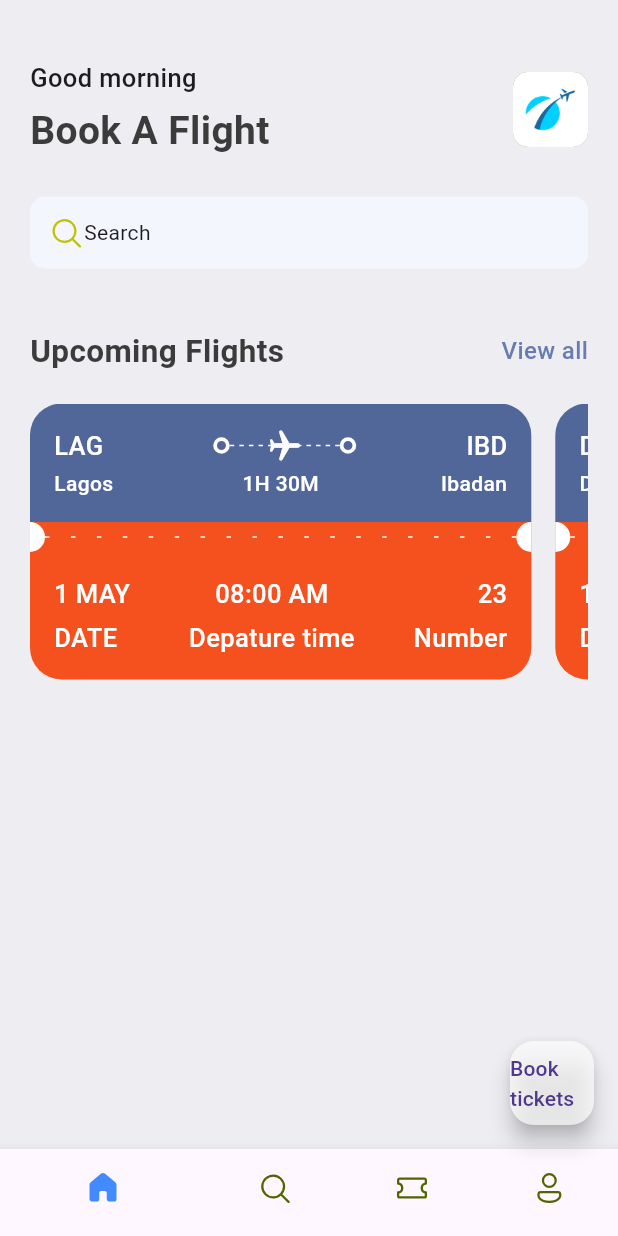
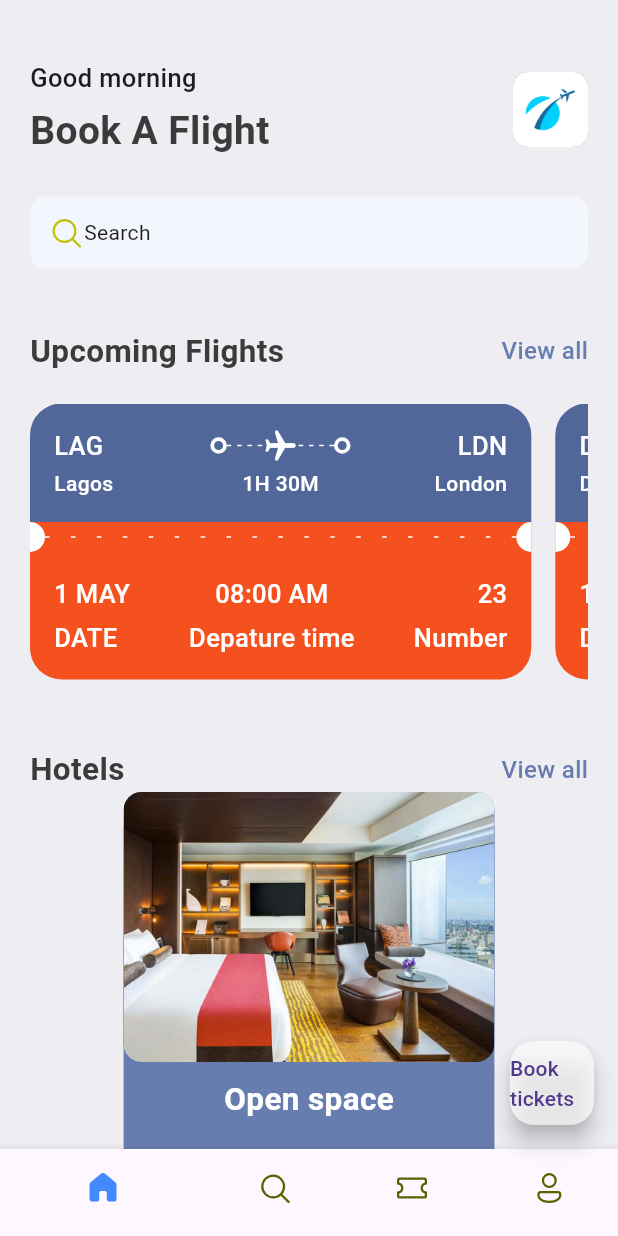
Before and after one commit to koreyakorede/ticketapp, a Flutter app: the screen it shows after launch, on a phone screen of 412 x 824 dp. Run offline on Flutter 3.47's test engine with Material 3 defaults, Android fonts, the phone set to English and light mode, and no system bars; our stand-ins replace fluentui_icons.

Commit message:
committing hotel view to repo

```diff
--- /dev/null
+++ b/lib/base/res/styles/media.dart
@@ -0,0 +1,5 @@
+class AppMedia {
+  static const _baseImage = 'assets/images';
+  static const logo = '$_baseImage/logo.png';
+  static const hotelRoom = '$_baseImage/hotel_room.png';
+}
--- a/lib/base/utils/all_json.dart
+++ b/lib/base/utils/all_json.dart
@@ -1,7 +1,7 @@
 List<Map<String, dynamic>> ticketList = [
   {
     'from': {'code': "LAG", 'name': "Lagos"},
-    'to': {'code': "IBD", 'name': "Ibadan"},
+    'to': {'code': "LDN", 'name': "London"},
     'flying_time': '1H 30M',
     'date': "1 MAY",
     'departure_time': "08:00 AM",
--- a/lib/base/widgets/app_double_texts.dart
+++ b/lib/base/widgets/app_double_texts.dart
@@ -1,6 +1,5 @@
 import 'package:flutter/material.dart';
 import 'package:flutter_application_1/base/res/styles/app_styles.dart';
-import 'package:flutter_application_1/screens/all_tickets.dart';
 
 class AppDoubleText extends StatelessWidget {
   const AppDoubleText(
@@ -15,13 +14,7 @@ class AppDoubleText extends StatelessWidget {
       children: [
         Text(bigText, style: AppStyles.headLineStyle2),
         InkWell(
-          onTap: () {
-            Navigator.push(
-                context,
-                MaterialPageRoute(
-                  builder: (BuildContext context) => const AllTickets(),
-                ));
-          },
+          onTap: () => Navigator.pushNamed(context, 'all_tickets'),
           child: Text(smallText,
               style:
                   AppStyles.textstyle.copyWith(color: AppStyles.primaryColor)),
--- a/lib/main.dart
+++ b/lib/main.dart
@@ -1,5 +1,6 @@
 import 'package:flutter/material.dart';
 import 'package:flutter_application_1/base/bottom_nav_bar.dart';
+import 'package:flutter_application_1/screens/all_tickets.dart';
 
 void main() => runApp(const MyApp());
 
@@ -11,6 +12,7 @@ class MyApp extends StatelessWidget {
     return MaterialApp(
       debugShowCheckedModeBanner: false,
       home: BottomNavBar(),
+      routes: {'all_tickets': (context) => AllTickets()},
     );
   }
 }
--- a/lib/screens/home_screen.dart
+++ b/lib/screens/home_screen.dart
@@ -3,6 +3,7 @@ import 'package:flutter/material.dart';
 import 'package:flutter_application_1/base/utils/all_json.dart';
 import 'package:flutter_application_1/base/widgets/app_double_texts.dart';
 import 'package:flutter_application_1/base/widgets/ticket_view.dart';
+import 'package:flutter_application_1/screens/widgets/hotel.dart';
 import '../base/res/styles/app_styles.dart';
 
 class HomeScreen extends StatefulWidget {
@@ -75,7 +76,10 @@ class _HomeScreenState extends State<HomeScreen> {
                         children: ticketList
                             .map((singleTicket) =>
                                 TicketView(ticket: singleTicket))
-                            .toList()))
+                            .toList())),
+                const SizedBox(height: 40),
+                AppDoubleText(bigText: 'Hotels', smallText: 'View all'),
+                Hotel()
               ])),
         ],
       ),
--- /dev/null
+++ b/lib/screens/widgets/hotel.dart
@@ -0,0 +1,37 @@
+import 'package:flutter/material.dart';
+import 'package:flutter_application_1/base/res/styles/app_styles.dart';
+import 'package:flutter_application_1/base/res/styles/media.dart';
+
+class Hotel extends StatelessWidget {
+  const Hotel({super.key});
+
+  @override
+  Widget build(BuildContext context) {
+    final size = MediaQuery.of(context).size;
+    return Container(
+      width: size.width * 0.6,
+      height: 350,
+      decoration: BoxDecoration(
+        color: AppStyles.primaryColor,
+        borderRadius: BorderRadius.circular(24),
+      ),
+      child: Column(
+        children: [
+          Container(
+              height: 180,
+              decoration: BoxDecoration(
+                  color: AppStyles.primaryColor,
+                  borderRadius: BorderRadius.circular(12),
+                  image: DecorationImage(
+                      fit: BoxFit.cover,
+                      image: AssetImage('assets/hotel_room.png')))),
+          SizedBox(
+            height: 10,
+          ),
+          Text('Open space',
+              style: AppStyles.headLineStyle2.copyWith(color: Colors.white)),
+        ],
+      ),
+    );
+  }
+}
```
